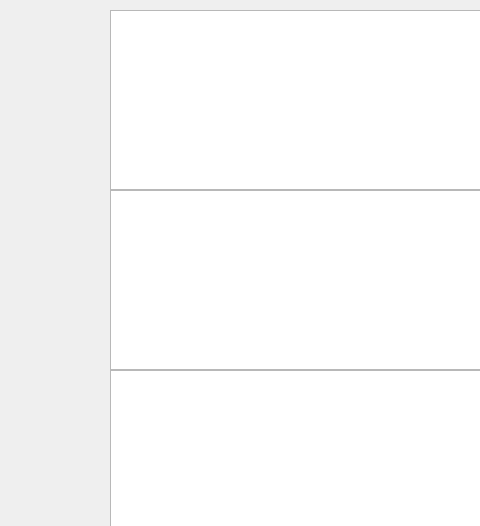
First picture: the form in qt/gui/mainwindow.ui, repository jakgondzik/PROJEKT_UAR, before the edit; both pictures show x 0 to 480 and y 0 to 526 of the 1386 by 636 pixel window.
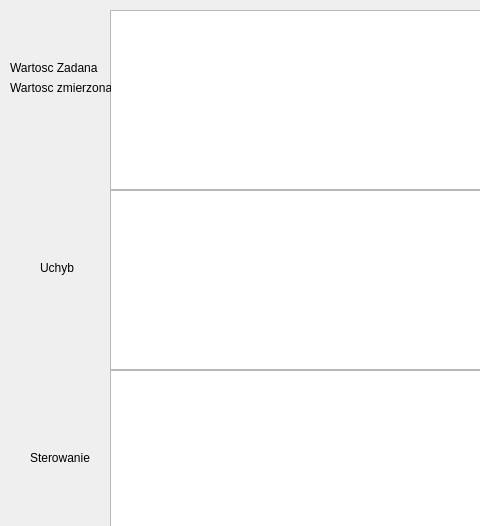
Second picture: the form after the edit.

```diff
--- a/qt/gui/mainwindow.ui
+++ b/qt/gui/mainwindow.ui
@@ -251,6 +251,58 @@
      </rect>
     </property>
    </widget>
+   <widget class="QLabel" name="label_15">
+    <property name="geometry">
+     <rect>
+      <x>10</x>
+      <y>60</y>
+      <width>91</width>
+      <height>16</height>
+     </rect>
+    </property>
+    <property name="text">
+     <string>Wartosc Zadana</string>
+    </property>
+   </widget>
+   <widget class="QLabel" name="label_16">
+    <property name="geometry">
+     <rect>
+      <x>10</x>
+      <y>80</y>
+      <width>101</width>
+      <height>16</height>
+     </rect>
+    </property>
+    <property name="text">
+     <string>Wartosc zmierzona</string>
+    </property>
+   </widget>
+   <widget class="QLabel" name="label_17">
+    <property name="geometry">
+     <rect>
+      <x>40</x>
+      <y>260</y>
+      <width>51</width>
+      <height>16</height>
+     </rect>
+    </property>
+    <property name="text">
+     <string>Uchyb</string>
+    </property>
+   </widget>
+   <widget class="QLabel" name="label_18">
+    <property name="geometry">
+     <rect>
+      <x>30</x>
+      <y>450</y>
+      <width>61</width>
+      <height>16</height>
+     </rect>
+    </property>
+    <property name="text">
+     <string>Sterowanie</string>
+    </property>
+   </widget>
   </widget>
   <widget class="QStatusBar" name="statusbar"/>
  </widget>
```
